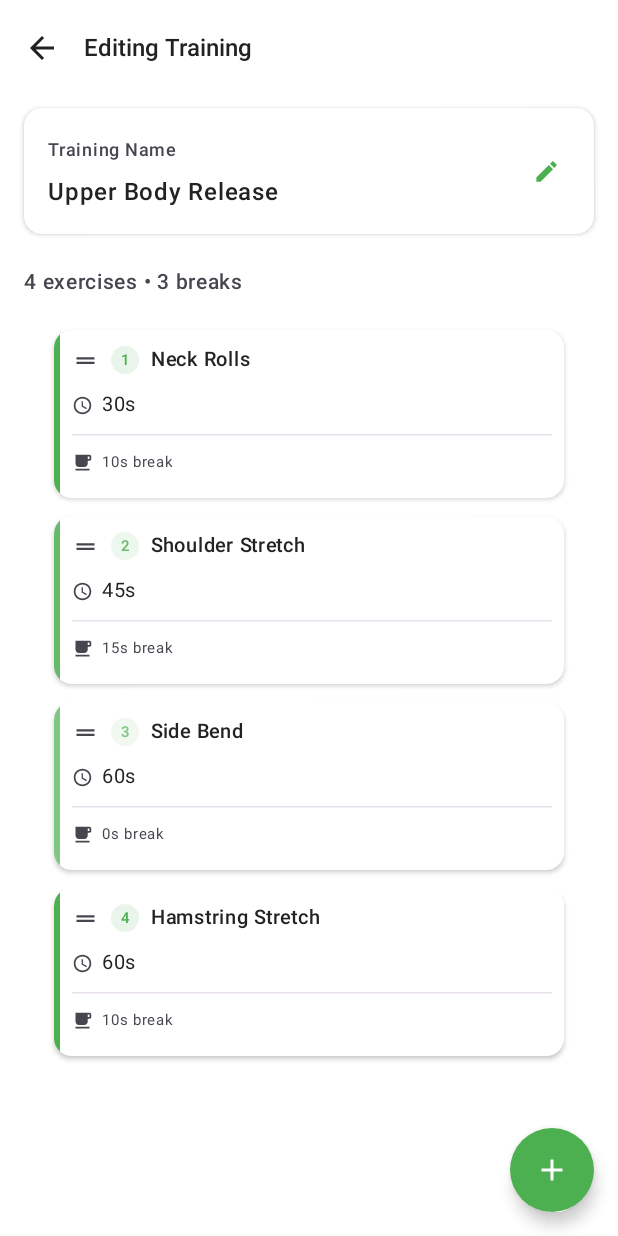
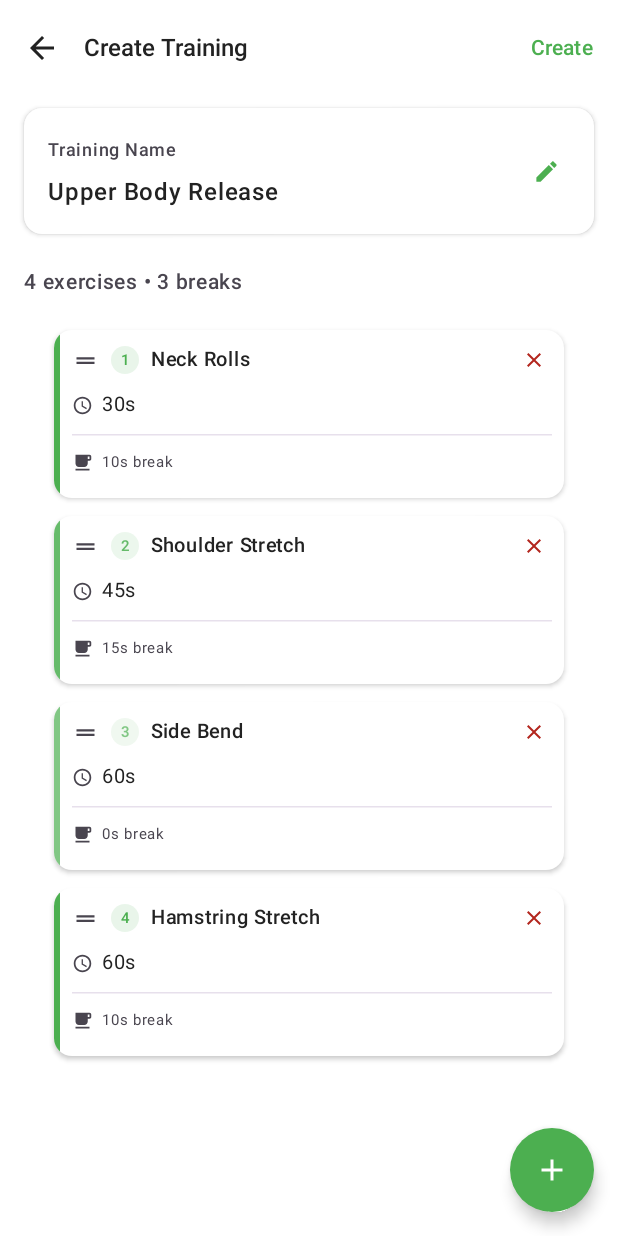
Before and after one commit to valis-organization/stretchy, an Android app built with Jetpack Compose: the @Preview function TrainingEditScreenPreview, on a phone screen of 412 x 824 dp. Run offline under Robolectric (Android 15) with nearby library versions, the phone set to English and light mode, and no system bars.

Commit message:
add edit training while switching the old view to a new one.

```diff
--- a/app/src/main/java/com/example/stretchy/design/components/TrainingEditScreen.kt
+++ b/app/src/main/java/com/example/stretchy/design/components/TrainingEditScreen.kt
@@ -29,7 +29,12 @@ fun TrainingEditScreen(
     onBackClick: () -> Unit = {},
     onTrainingNameEdit: () -> Unit = {},
     onExerciseStateChange: (Int, ExerciseWidgetState) -> Unit = { _, _ -> },
-    onAddExercise: () -> Unit = {}
+    onAddExercise: () -> Unit = {},
+    onDeleteExercise: (Int) -> Unit = { _ -> },
+    onEditExerciseName: (Int) -> Unit = { _ -> },
+    onSave: () -> Unit = {},
+    canSave: Boolean = true,
+    isEditing: Boolean = false
 ) {
     val exerciseCount = exercises.size
     val breakCount = exercises.count { it.breakTimeSeconds > 0 }
@@ -40,7 +45,7 @@ fun TrainingEditScreen(
                 title = {
                     Column {
                         Text(
-                            text = "Editing Training",
+                            text = if (isEditing) "Editing Training" else "Create Training",
                             fontSize = 16.sp,
                             fontWeight = FontWeight.Medium,
                             color = MaterialTheme.colorScheme.onSurface
@@ -53,6 +58,18 @@ fun TrainingEditScreen(
                             imageVector = Icons.AutoMirrored.Filled.ArrowBack,
                             contentDescription = "Back",
                             tint = MaterialTheme.colorScheme.onSurface
+                        )
+                    }
+                },
+                actions = {
+                    TextButton(
+                        onClick = onSave,
+                        enabled = canSave
+                    ) {
+                        Text(
+                            text = if (isEditing) "Save" else "Create",
+                            color = if (canSave) MaterialTheme.colorScheme.primary else MaterialTheme.colorScheme.onSurfaceVariant,
+                            fontWeight = FontWeight.Medium
                         )
                     }
                 },
@@ -150,6 +167,10 @@ fun TrainingEditScreen(
                     onStateChange = { newState ->
                         onExerciseStateChange(index, newState)
                     },
+                    onDelete = if (exercises.size > 1) {
+                        { onDeleteExercise(index) }
+                    } else null, // Don't allow deletion if it's the last exercise
+                    onEditName = { onEditExerciseName(index) },
                     numberCircleSize = 18.5.dp,
                     modifier = Modifier.fillMaxWidth()
                 )
--- a/app/src/main/java/com/example/stretchy/navigation/Navigation.kt
+++ b/app/src/main/java/com/example/stretchy/navigation/Navigation.kt
@@ -15,6 +15,7 @@ import androidx.lifecycle.viewmodel.compose.viewModel
 import androidx.hilt.navigation.compose.hiltViewModel
 import com.example.stretchy.features.createtraining.ui.CreateOrEditTrainingViewModel
 import com.example.stretchy.features.createtraining.ui.composable.CreateTrainingScreenn
+import com.example.stretchy.features.createtraining.ui.composable.NewTrainingEditScreen
 import com.example.stretchy.features.executetraining.sound.SoundPlayer
 import com.example.stretchy.features.executetraining.ui.ExecuteTrainingViewModel
 import com.example.stretchy.features.executetraining.ui.composable.ExecuteTrainingScreenn
@@ -77,7 +78,7 @@ fun Navigation(
                 navArgument("trainingType") { defaultValue = "STRETCH" })
         ) {
             val vm: CreateOrEditTrainingViewModel = hiltViewModel()
-            CreateTrainingScreenn(
+            NewTrainingEditScreen(
                 navController = navController,
                 viewModel = vm
             )
--- a/app/src/main/java/com/example/stretchy/ui/screen/EditActivityScreen.kt
+++ b/app/src/main/java/com/example/stretchy/ui/screen/EditActivityScreen.kt
@@ -9,6 +9,7 @@ import androidx.compose.material.icons.filled.AllInclusive
 import androidx.compose.material.icons.filled.DragHandle
 import androidx.compose.material.icons.filled.AccessTime
 import androidx.compose.material.icons.filled.LocalCafe
+import androidx.compose.material.icons.filled.Close
 import androidx.compose.material3.*
 import androidx.compose.runtime.*
 import androidx.compose.ui.Alignment
@@ -44,7 +45,9 @@ fun ExerciseWidget(
     state: ExerciseWidgetState,
     onStateChange: (ExerciseWidgetState) -> Unit,
     modifier: Modifier = Modifier,
-    numberCircleSize: Dp = 18.5.dp) {
+    numberCircleSize: Dp = 18.5.dp,
+    onDelete: (() -> Unit)? = null,
+    onEditName: (() -> Unit)? = null) {
     // constrain card width so it doesn't stretch full width and center it via parent Box
     Card(
         modifier = modifier
@@ -97,8 +100,29 @@ fun ExerciseWidget(
                         fontSize = 13.sp,
                         fontWeight = FontWeight.Medium,
                         color = MaterialTheme.colorScheme.onSurface,
-                        modifier = Modifier.weight(1f)
+                        modifier = Modifier
+                            .weight(1f)
+                            .then(
+                                if (onEditName != null) {
+                                    Modifier.clickable { onEditName() }
+                                } else Modifier
+                            )
                     )
+
+                    // Delete button (only show when onDelete is provided)
+                    onDelete?.let { deleteCallback ->
+                        IconButton(
+                            onClick = deleteCallback,
+                            modifier = Modifier.size(24.dp)
+                        ) {
+                            Icon(
+                                imageVector = Icons.Default.Close,
+                                contentDescription = "Delete Exercise",
+                                tint = MaterialTheme.colorScheme.error,
+                                modifier = Modifier.size(16.dp)
+                            )
+                        }
+                    }
                 }
                 Spacer(modifier = Modifier.height(6.dp))
                 if (state.isExpanded) {
```
Also changed, not shown: app/src/main/java/com/example/stretchy/features/createtraining/ui/composable/NewTrainingEditScreen.kt (added, +272 -0 lines).
